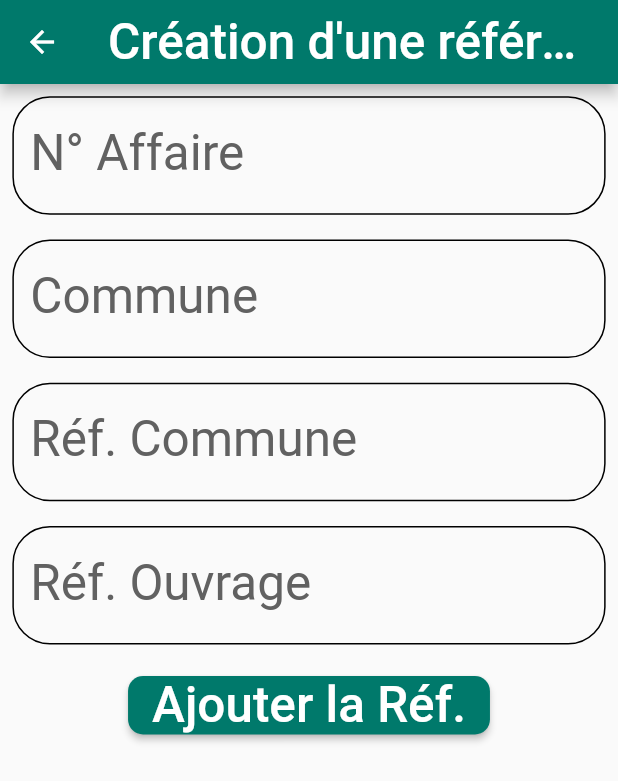
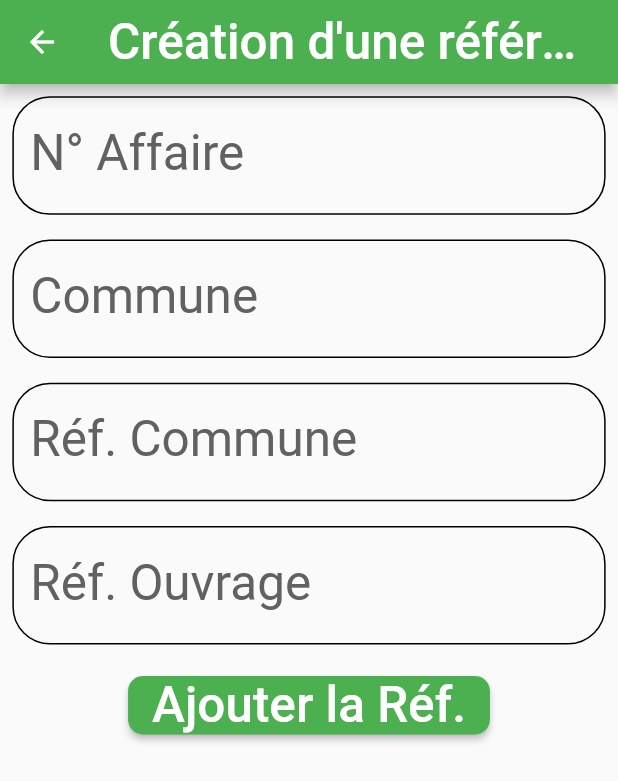
Before and after one commit to linakda/FlutterTabletApp, a Flutter app: the CreationREF screen opened directly, on a phone screen of 412 x 824 dp. Shown: the top 781 px of the screen. Run offline on Flutter 3.47's test engine with Material 2 defaults, Android fonts, the phone set to English and light mode, and no system bars.

Commit message:
CreationREF v2 good Color

```diff
--- a/geo_diagnostique_app/lib/CreationREF.dart
+++ b/geo_diagnostique_app/lib/CreationREF.dart
@@ -9,7 +9,7 @@ class CreationREF extends StatefulWidget {
 
 class CreationREFState extends State<CreationREF> {
   final TextStyle textSize = new TextStyle(fontSize: SizeConfig.fontSize);
-  final Color color = Colors.teal[700];
+  final Color color = Colors.green;
   final EdgeInsetsGeometry textPadding =
       EdgeInsets.all(SizeConfig.screenPadding);
   //Le controller avec le text
@@ -103,10 +103,10 @@ class CreationREFState extends State<CreationREF> {
               Padding(
                 padding: textPadding,
                 child: RaisedButton(
-                  splashColor: Colors.teal[500],
+                  splashColor: Colors.greenAccent,
                   shape: RoundedRectangleBorder(
                       borderRadius: BorderRadius.circular(10.0)),
-                  color: Colors.teal[700],
+                  color: color,
                   textColor: Colors.white,
                   onPressed: () {
                     if (testREFvalidate(formKeylist)) {
```
